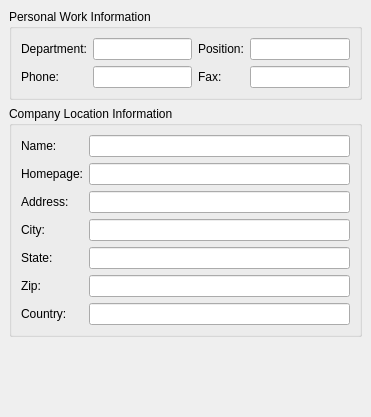
Qt form protocols/oscar/icq/ui/icqworkinfowidget.ui (KDE/kopete) before a commit.
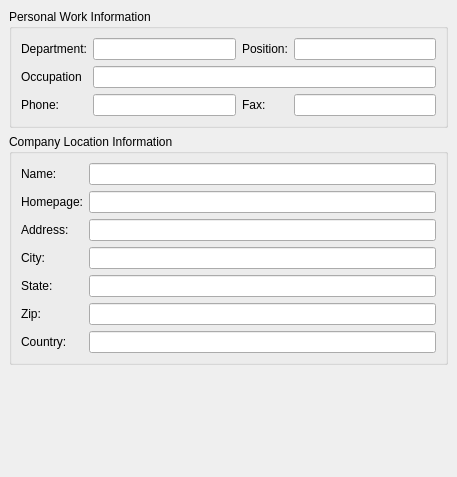
The same form after that commit.

What changed in the file:
```diff
--- a/protocols/oscar/icq/ui/icqworkinfowidget.ui
+++ b/protocols/oscar/icq/ui/icqworkinfowidget.ui
@@ -8,8 +8,8 @@
    <rect>
     <x>0</x>
     <y>0</y>
-    <width>371</width>
-    <height>417</height>
+    <width>457</width>
+    <height>477</height>
    </rect>
   </property>
   <layout class="QVBoxLayout" >
@@ -31,13 +31,48 @@
       <property name="spacing" >
        <number>6</number>
       </property>
-      <item row="1" column="0" >
+      <item row="2" column="3" >
+       <widget class="QLineEdit" name="faxEdit" >
+        <property name="readOnly" >
+         <bool>true</bool>
+        </property>
+       </widget>
+      </item>
+      <item row="1" column="1" colspan="3" >
+       <widget class="QLineEdit" name="occupationEdit" >
+        <property name="readOnly" >
+         <bool>true</bool>
+        </property>
+       </widget>
+      </item>
+      <item row="2" column="0" >
        <widget class="QLabel" name="textLabel10" >
         <property name="text" >
          <string>Phone:</string>
         </property>
        </widget>
       </item>
+      <item row="2" column="1" >
+       <widget class="QLineEdit" name="phoneEdit" >
+        <property name="readOnly" >
+         <bool>true</bool>
+        </property>
+       </widget>
+      </item>
+      <item row="2" column="2" >
+       <widget class="QLabel" name="textLabel11" >
+        <property name="text" >
+         <string>Fax:</string>
+        </property>
+       </widget>
+      </item>
+      <item row="0" column="1" >
+       <widget class="QLineEdit" name="departmentEdit" >
+        <property name="readOnly" >
+         <bool>true</bool>
+        </property>
+       </widget>
+      </item>
       <item row="0" column="0" >
        <widget class="QLabel" name="textLabel6" >
         <property name="text" >
@@ -52,34 +87,6 @@
         </property>
        </widget>
       </item>
-      <item row="1" column="1" >
-       <widget class="QLineEdit" name="phoneEdit" >
-        <property name="readOnly" >
-         <bool>true</bool>
-        </property>
-       </widget>
-      </item>
-      <item row="1" column="3" >
-       <widget class="QLineEdit" name="faxEdit" >
-        <property name="readOnly" >
-         <bool>true</bool>
-        </property>
-       </widget>
-      </item>
-      <item row="0" column="1" >
-       <widget class="QLineEdit" name="departmentEdit" >
-        <property name="readOnly" >
-         <bool>true</bool>
-        </property>
-       </widget>
-      </item>
-      <item row="1" column="2" >
-       <widget class="QLabel" name="textLabel11" >
-        <property name="text" >
-         <string>Fax:</string>
-        </property>
-       </widget>
-      </item>
       <item row="0" column="2" >
        <widget class="QLabel" name="textLabel7" >
         <property name="text" >
@@ -87,6 +94,13 @@
         </property>
        </widget>
       </item>
+      <item row="1" column="0" >
+       <widget class="QLabel" name="occupationLabel" >
+        <property name="text" >
+         <string>Occupation</string>
+        </property>
+       </widget>
+      </item>
      </layout>
     </widget>
    </item>
```
Left out of the diff: 17 changed lines with no effect on the pictures.
